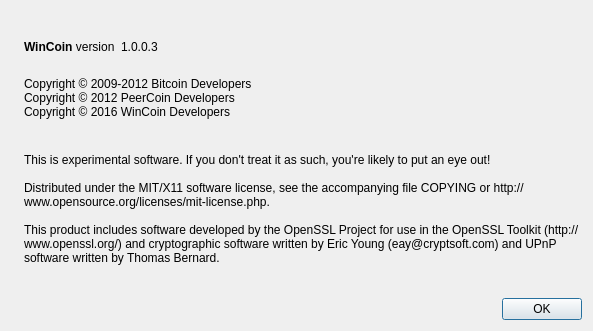
Above: src/qt/forms/aboutdialog.ui from Wincoinofficial/wincoin before the change. Below: the same form after it.
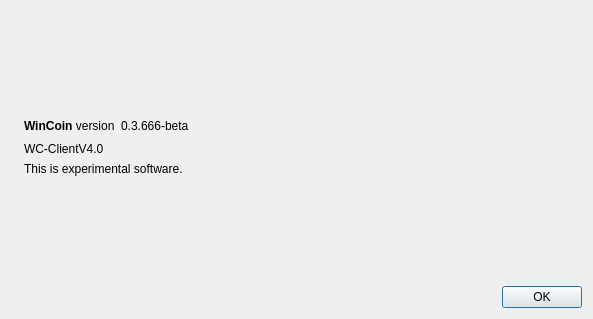
That is the form after the change. Icons and pictures are not drawn.

```diff
--- a/src/qt/forms/aboutdialog.ui
+++ b/src/qt/forms/aboutdialog.ui
@@ -7,7 +7,7 @@
     <x>0</x>
     <y>0</y>
     <width>593</width>
-    <height>331</height>
+    <height>319</height>
    </rect>
   </property>
   <property name="windowTitle">
@@ -22,9 +22,6 @@
        <verstretch>0</verstretch>
       </sizepolicy>
      </property>
-     <property name="textFormat">
-      <enum>Qt::AutoText</enum>
-     </property>
      <property name="pixmap">
       <pixmap resource="../bitcoin.qrc">:/images/about</pixmap>
      </property>
@@ -66,7 +63,7 @@
           <cursorShape>IBeamCursor</cursorShape>
          </property>
          <property name="text">
-          <string notr="true">1.0.0.3</string>
+          <string notr="true">0.3.666-beta</string>
          </property>
          <property name="textInteractionFlags">
           <set>Qt::LinksAccessibleByMouse|Qt::TextSelectableByKeyboard|Qt::TextSelectableByMouse</set>
@@ -94,11 +91,7 @@
         <cursorShape>IBeamCursor</cursorShape>
        </property>
        <property name="text">
-        <string>
-Copyright © 2009-2012 Bitcoin Developers
-Copyright © 2012 PeerCoin Developers
-Copyright © 2016 WinCoin Developers
-</string>
+        <string>WC-ClientV4.0</string>
        </property>
        <property name="textInteractionFlags">
         <set>Qt::LinksAccessibleByMouse|Qt::TextSelectableByKeyboard|Qt::TextSelectableByMouse</set>
@@ -111,12 +104,10 @@
         <cursorShape>IBeamCursor</cursorShape>
        </property>
        <property name="text">
-        <string>
-This is experimental software. If you don't treat it as such, you're likely to put an eye out!
-
-Distributed under the MIT/X11 software license, see the accompanying file COPYING or http://www.opensource.org/licenses/mit-license.php.
-
-This product includes software developed by the OpenSSL Project for use in the OpenSSL Toolkit (http://www.openssl.org/) and cryptographic software written by Eric Young (eay@cryptsoft.com) and UPnP software written by Thomas Bernard.</string>
+        <string>This is experimental software.</string>
+       </property>
+       <property name="textFormat">
+        <enum>Qt::RichText</enum>
        </property>
        <property name="wordWrap">
         <bool>true</bool>
```
